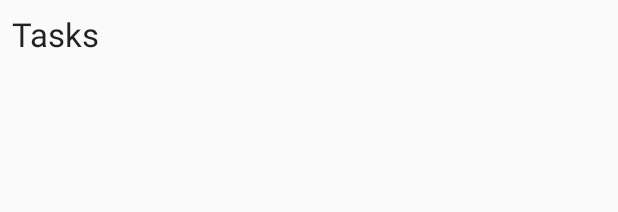
After one commit to fupn26/Mobilfejl_2020_ToDo, an Android app: the layout todo_list_header.xml on its own in the app's theme, with its tools: preview values and no code run, on a phone screen of 412 x 824 dp. The commit adds this screen. Shown: the top 212 px of the screen. Run offline under Robolectric (Android 15) with nearby library versions, the phone set to English and light mode, and no system bars.

Commit message:
added todo_list_header.xml

```diff
--- /dev/null
+++ b/app/src/main/res/layout/todo_list_header.xml
@@ -0,0 +1,8 @@
+<?xml version="1.0" encoding="utf-8"?>
+<TextView xmlns:android="http://schemas.android.com/apk/res/android"
+          android:id="@+id/text"
+          android:layout_width="match_parent"
+          android:layout_height="wrap_content"
+          android:textAppearance="?android:attr/textAppearanceLarge"
+          android:text="@string/header_text"
+          android:padding="8dp" />
--- a/app/src/main/res/values/strings.xml
+++ b/app/src/main/res/values/strings.xml
@@ -6,4 +6,5 @@
     <string name="save_button_text">Save</string>
     <string name="update_button_text">Update</string>
     <string name="task_input_hint">What is the task?</string>
+    <string name="header_text">Tasks</string>
 </resources>
```
